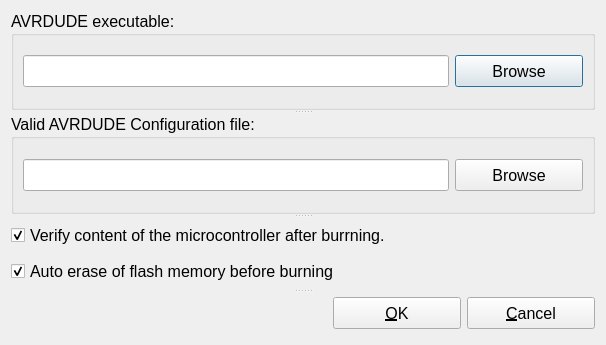
Above: src/configureDialog.ui from positronic57/USBtinyISPGUI before the change. Below: the same form after it.
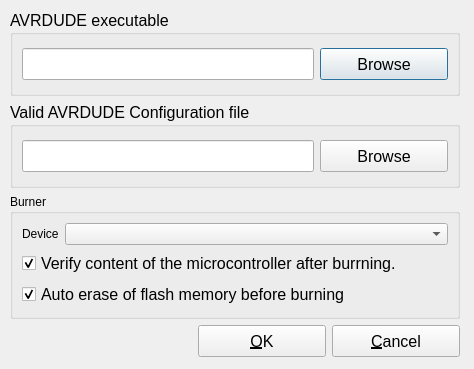
That is the form after the change.

Diff of the .ui file:
```diff
--- a/src/configureDialog.ui
+++ b/src/configureDialog.ui
@@ -6,8 +6,8 @@
    <rect>
     <x>0</x>
     <y>0</y>
-    <width>606</width>
-    <height>345</height>
+    <width>474</width>
+    <height>369</height>
    </rect>
   </property>
   <property name="font">
@@ -19,25 +19,30 @@
   <property name="windowTitle">
    <string>Configure USBtinyISP GUI</string>
   </property>
-  <layout class="QHBoxLayout" name="horizontalLayout_5">
-   <item>
-    <widget class="QSplitter" name="splitter">
-     <property name="orientation">
-      <enum>Qt::Vertical</enum>
-     </property>
+  <widget class="QWidget" name="layoutWidget">
+   <property name="geometry">
+    <rect>
+     <x>10</x>
+     <y>10</y>
+     <width>450</width>
+     <height>347</height>
+    </rect>
+   </property>
+   <layout class="QGridLayout" name="gridLayout_4">
+    <item row="0" column="0">
      <widget class="QGroupBox" name="groupBox_2">
       <property name="font">
        <font>
         <pointsize>12</pointsize>
+        <weight>50</weight>
+        <bold>false</bold>
        </font>
       </property>
       <property name="title">
-       <string>AVRDUDE executable:</string>
+       <string>AVRDUDE executable</string>
       </property>
-      <layout class="QVBoxLayout" name="verticalLayout_3">
-       <item>
-        <layout class="QHBoxLayout" name="horizontalLayout">
-         <item>
+      <layout class="QGridLayout" name="gridLayout_2">
+       <item row="0" column="0">
           <widget class="QLineEdit" name="avrdudeExecLineEdit">
            <property name="minimumSize">
             <size>
@@ -50,7 +55,7 @@
            </property>
           </widget>
          </item>
-         <item>
+       <item row="0" column="1">
           <widget class="QPushButton" name="execBrowsePushButton">
            <property name="minimumSize">
             <size>
@@ -64,22 +69,22 @@
           </widget>
          </item>
         </layout>
-       </item>
-      </layout>
      </widget>
+    </item>
+    <item row="1" column="0">
      <widget class="QGroupBox" name="groupBox">
       <property name="font">
        <font>
         <pointsize>12</pointsize>
+        <weight>50</weight>
+        <bold>false</bold>
        </font>
       </property>
       <property name="title">
-       <string>Valid AVRDUDE Configuration file:</string>
+       <string>Valid AVRDUDE Configuration file</string>
       </property>
-      <layout class="QVBoxLayout" name="verticalLayout_2">
-       <item>
-        <layout class="QHBoxLayout" name="horizontalLayout_2">
-         <item>
+      <layout class="QGridLayout" name="gridLayout_3">
+       <item row="0" column="0">
           <widget class="QLineEdit" name="confFileLineEdit">
            <property name="minimumSize">
             <size>
@@ -92,7 +97,7 @@
            </property>
           </widget>
          </item>
-         <item>
+       <item row="0" column="1">
           <widget class="QPushButton" name="confBrowsePushButton">
            <property name="minimumSize">
             <size>
@@ -106,16 +111,33 @@
           </widget>
          </item>
         </layout>
-       </item>
-      </layout>
-     </widget>
-     <widget class="QWidget" name="layoutWidget">
+     </widget>
+    </item>
+    <item row="2" column="0">
+     <widget class="QGroupBox" name="groupBox_3">
+      <property name="title">
+       <string>Burner</string>
+      </property>
+      <layout class="QFormLayout" name="formLayout_3">
+       <item row="0" column="0">
+        <widget class="QLabel" name="label">
+         <property name="text">
+          <string>Device</string>
+         </property>
+        </widget>
+       </item>
+       <item row="0" column="1">
+        <widget class="QComboBox" name="burnersComboBox"/>
+       </item>
+       <item row="1" column="0" colspan="2">
       <layout class="QVBoxLayout" name="verticalLayout">
        <item>
         <widget class="QCheckBox" name="verifyCheckBox">
          <property name="font">
           <font>
            <pointsize>12</pointsize>
+             <weight>50</weight>
+             <bold>false</bold>
           </font>
          </property>
          <property name="text">
@@ -131,6 +153,8 @@
          <property name="font">
           <font>
            <pointsize>12</pointsize>
+             <weight>50</weight>
+             <bold>false</bold>
           </font>
          </property>
          <property name="text">
@@ -142,10 +166,13 @@
         </widget>
        </item>
       </layout>
+       </item>
+      </layout>
      </widget>
-     <widget class="QWidget" name="layoutWidget">
-      <layout class="QHBoxLayout" name="horizontalLayout_4">
-       <item>
+    </item>
+    <item row="3" column="0">
+     <layout class="QGridLayout" name="gridLayout">
+      <item row="0" column="0">
         <spacer name="horizontalSpacer">
          <property name="orientation">
           <enum>Qt::Horizontal</enum>
@@ -158,9 +185,7 @@
          </property>
         </spacer>
        </item>
-       <item>
-        <layout class="QHBoxLayout" name="horizontalLayout_3">
-         <item>
+      <item row="0" column="1">
           <widget class="QPushButton" name="OKPushButton">
            <property name="minimumSize">
             <size>
@@ -171,6 +196,8 @@
            <property name="font">
             <font>
              <pointsize>12</pointsize>
+          <weight>50</weight>
+          <bold>false</bold>
             </font>
            </property>
            <property name="text">
@@ -178,7 +205,7 @@
            </property>
           </widget>
          </item>
-         <item>
+      <item row="0" column="2">
           <widget class="QPushButton" name="cancelPushButton">
            <property name="minimumSize">
             <size>
@@ -189,6 +216,8 @@
            <property name="font">
             <font>
              <pointsize>12</pointsize>
+          <weight>50</weight>
+          <bold>false</bold>
             </font>
            </property>
            <property name="text">
@@ -200,9 +229,6 @@
        </item>
       </layout>
      </widget>
-    </widget>
-   </item>
-  </layout>
  </widget>
  <tabstops>
   <tabstop>avrdudeExecLineEdit</tabstop>
```
Left out of the diff: 2 changed lines with no effect on the pictures. Lines whose indentation alone changed are shown as unchanged.
